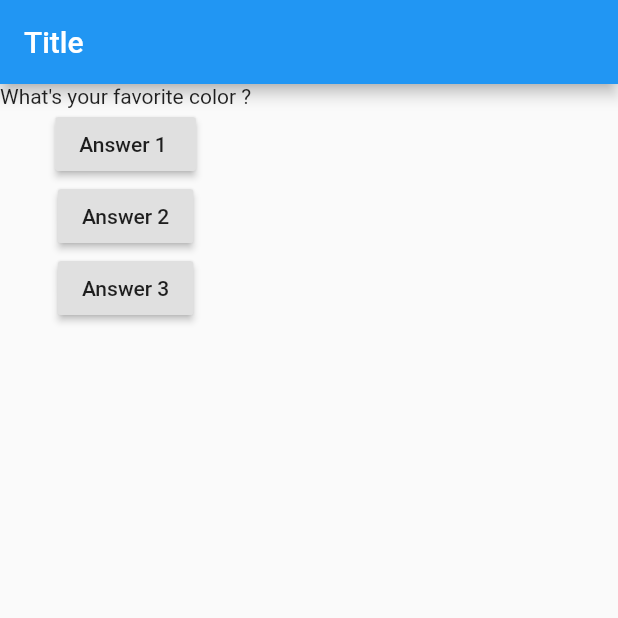
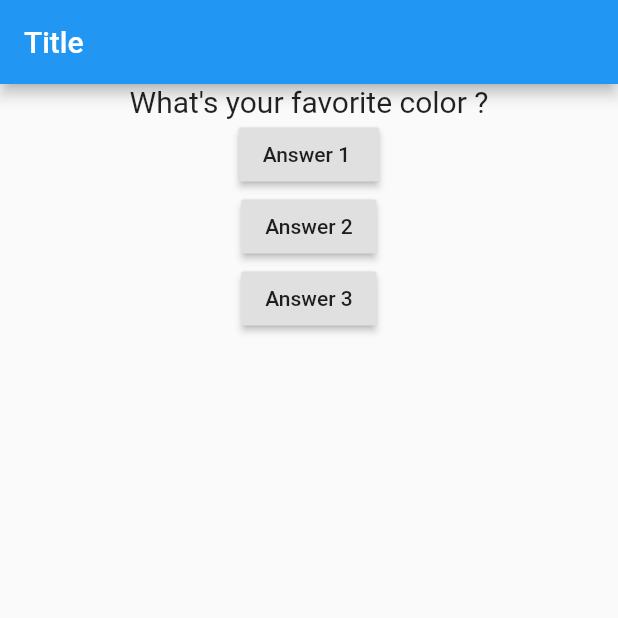
Before and after one commit to ramizrkhan/flutter-my_first_app, a Flutter app: the screen it shows after launch, on a phone screen of 412 x 824 dp, the top half of it. Run offline on Flutter 3.47's test engine with Material 2 defaults, Android fonts, the phone set to English and light mode, and no system bars.

Commit message:
Added container for alignment of question in center, also changed font size

```diff
--- a/lib/question.dart
+++ b/lib/question.dart
@@ -1,12 +1,18 @@
 import "package:flutter/material.dart";
 
 class Question extends StatelessWidget {
-
   final String questionText;
- Question(this.questionText);
+  Question(this.questionText);
 
   @override
   Widget build(BuildContext context) {
-    return Text(questionText);
+    return Container(
+      width: double.infinity,
+      child: Text(
+        questionText,
+        style: TextStyle(fontSize: 20),
+        textAlign: TextAlign.center,
+      ),
+    );
   }
 }
```
Also changed, not shown: 1 other file.
